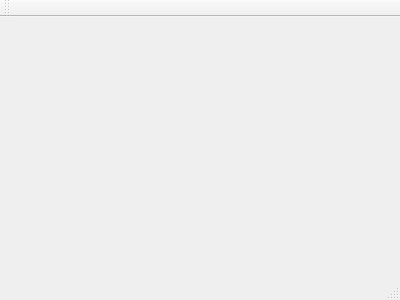
39dotyt/phase-analysis, file mainwindow.ui: the form before one commit.
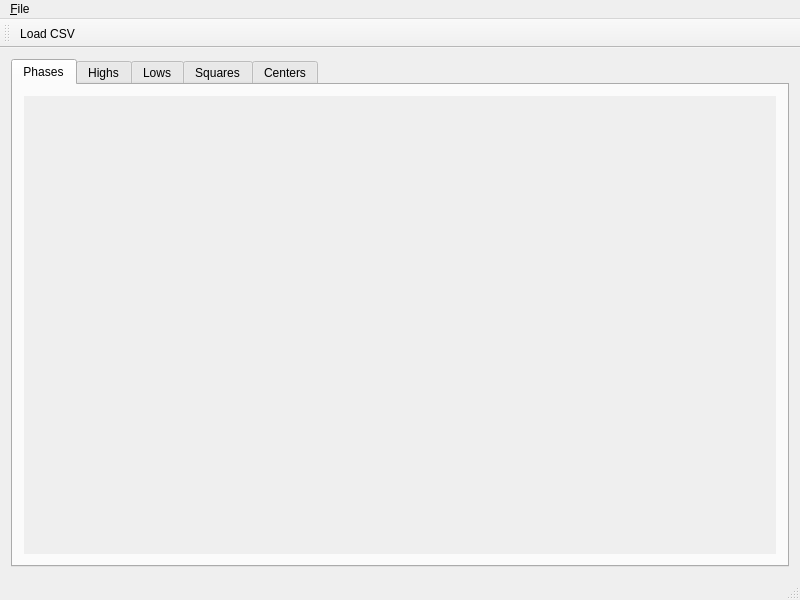
The form after the commit.

What changed in the file:
```diff
--- a/mainwindow.ui
+++ b/mainwindow.ui
@@ -1,24 +1,129 @@
 <ui version="4.0">
  <class>MainWindow</class>
- <widget class="QMainWindow" name="MainWindow" >
-  <property name="geometry" >
+ <widget class="QMainWindow" name="MainWindow">
+  <property name="geometry">
    <rect>
     <x>0</x>
     <y>0</y>
-    <width>400</width>
-    <height>300</height>
+    <width>800</width>
+    <height>600</height>
    </rect>
   </property>
   <property name="windowTitle" >
    <string>MainWindow</string>
   </property>
-  <widget class="QMenuBar" name="menuBar" />
-  <widget class="QToolBar" name="mainToolBar" />
-  <widget class="QWidget" name="centralWidget" />
-  <widget class="QStatusBar" name="statusBar" />
+  <widget class="QWidget" name="centralWidget">
+   <layout class="QVBoxLayout" name="verticalLayout">
+    <item>
+     <widget class="QTabWidget" name="tabWidget">
+      <property name="currentIndex">
+       <number>0</number>
+      </property>
+      <widget class="QWidget" name="phasesTab">
+       <attribute name="title">
+        <string>Phases</string>
+       </attribute>
+       <layout class="QVBoxLayout" name="verticalLayout_2">
+        <item>
+         <widget class="QScrollArea" name="scrollArea">
+          <property name="frameShape">
+           <enum>QFrame::NoFrame</enum>
+          </property>
+          <property name="frameShadow">
+           <enum>QFrame::Plain</enum>
+          </property>
+          <property name="lineWidth">
+           <number>0</number>
+          </property>
+          <property name="horizontalScrollBarPolicy">
+           <enum>Qt::ScrollBarAsNeeded</enum>
+          </property>
+          <property name="widgetResizable">
+           <bool>true</bool>
+          </property>
+          <property name="alignment">
+           <set>Qt::AlignLeading|Qt::AlignLeft|Qt::AlignTop</set>
+          </property>
+          <widget class="QWidget" name="phases">
+           <property name="geometry">
+            <rect>
+             <x>0</x>
+             <y>0</y>
+             <width>730</width>
+             <height>454</height>
+            </rect>
+           </property>
+           <layout class="QVBoxLayout" name="verticalLayout_7"/>
+          </widget>
+         </widget>
+        </item>
+       </layout>
+      </widget>
+      <widget class="QWidget" name="highs">
+       <attribute name="title">
+        <string>Highs</string>
+       </attribute>
+       <layout class="QVBoxLayout" name="verticalLayout_3"/>
+      </widget>
+      <widget class="QWidget" name="lows">
+       <attribute name="title">
+        <string>Lows</string>
+       </attribute>
+       <layout class="QVBoxLayout" name="verticalLayout_4"/>
+      </widget>
+      <widget class="QWidget" name="squares">
+       <attribute name="title">
+        <string>Squares</string>
+       </attribute>
+       <layout class="QVBoxLayout" name="verticalLayout_5"/>
+      </widget>
+      <widget class="QWidget" name="centers">
+       <attribute name="title">
+        <string>Centers</string>
+       </attribute>
+       <layout class="QVBoxLayout" name="verticalLayout_6"/>
+      </widget>
+     </widget>
+    </item>
+   </layout>
+  </widget>
+  <widget class="QMenuBar" name="menuBar">
+   <property name="geometry">
+    <rect>
+     <x>0</x>
+     <y>0</y>
+     <width>800</width>
+     <height>22</height>
+    </rect>
+   </property>
+   <widget class="QMenu" name="menu_File">
+    <property name="title">
+     <string>&amp;File</string>
+    </property>
+    <addaction name="actionLoadCsv"/>
+   </widget>
+   <addaction name="menu_File"/>
+  </widget>
+  <widget class="QStatusBar" name="statusBar"/>
+  <widget class="QToolBar" name="toolBar">
+   <property name="windowTitle">
+    <string>toolBar</string>
+   </property>
+   <attribute name="toolBarArea">
+    <enum>TopToolBarArea</enum>
+   </attribute>
+   <attribute name="toolBarBreak">
+    <bool>false</bool>
+   </attribute>
+   <addaction name="actionLoadCsv"/>
+  </widget>
+  <action name="actionLoadCsv">
+   <property name="text">
+    <string>&amp;Load CSV</string>
+   </property>
+  </action>
  </widget>
- <layoutDefault spacing="6" margin="11" />
- <pixmapfunction></pixmapfunction>
+ <layoutdefault spacing="6" margin="11"/>
  <resources/>
  <connections/>
 </ui>
```
Left out of the diff: 5 changed lines with no effect on the pictures.
